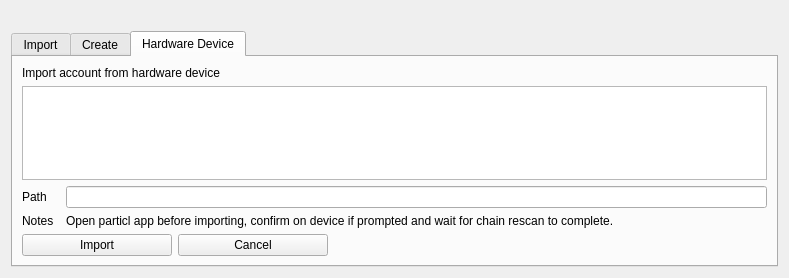
Before: the Qt Designer form src/qt/forms/mnemonicdialog.ui in vpubchain/vpub-core, drawn with Qt 5.
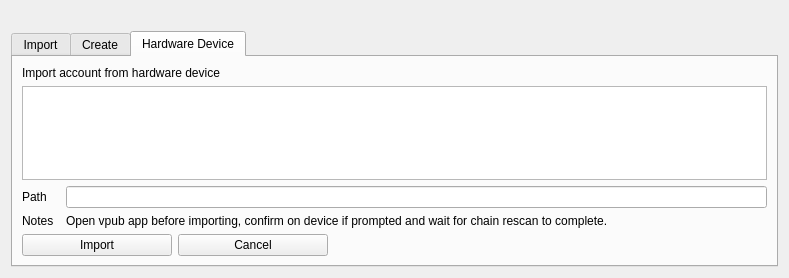
After: the same form once the commit is applied. The open tabs and pages were chosen to show the change.

Commit message: change 'particl' to 'vpub' in *.m4 *.in *.ac ...

Diff of the .ui file:
```diff
--- a/src/qt/forms/mnemonicdialog.ui
+++ b/src/qt/forms/mnemonicdialog.ui
@@ -411,7 +411,7 @@
          <item row="1" column="1">
           <widget class="QLabel" name="label_6">
            <property name="text">
-            <string>Open particl app before importing, confirm on device if prompted and wait for chain rescan to complete.</string>
+            <string>Open vpub app before importing, confirm on device if prompted and wait for chain rescan to complete.</string>
            </property>
           </widget>
          </item>
```
The commit also changes 26 other files.
